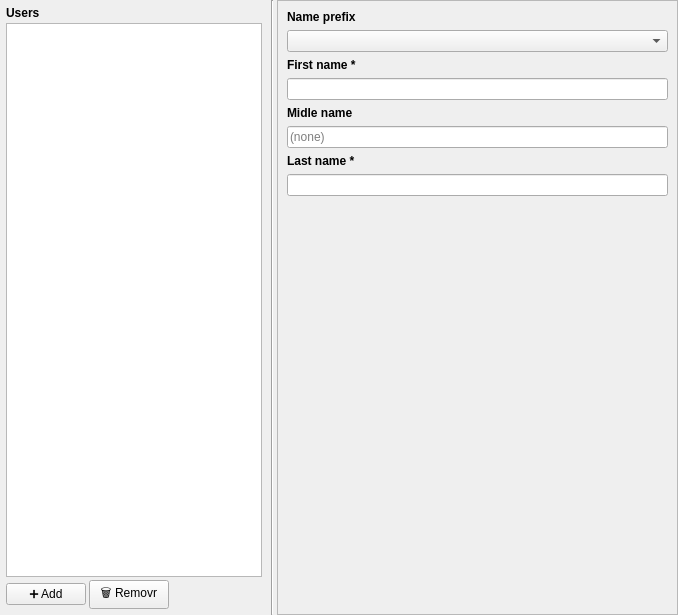
Qt form DRLS_src/client/src/tabs/UsersTab.ui (fmarkyy98/DRLS) before a commit.
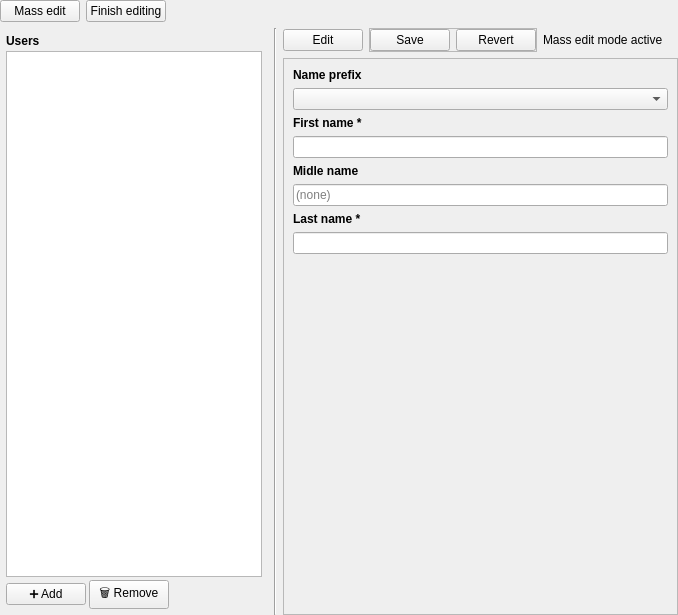
The same form after that commit.

Patch:
```diff
--- a/DRLS_src/client/src/tabs/UsersTab.ui
+++ b/DRLS_src/client/src/tabs/UsersTab.ui
@@ -13,10 +13,7 @@
   <property name="windowTitle">
    <string>Form</string>
   </property>
-  <layout class="QHBoxLayout" name="horizontalLayout" stretch="0,0,1">
-   <property name="spacing">
-    <number>3</number>
-   </property>
+  <layout class="QGridLayout" name="gridLayout" columnstretch="0,0,1">
    <property name="leftMargin">
     <number>0</number>
    </property>
@@ -29,82 +26,11 @@
    <property name="bottomMargin">
     <number>0</number>
    </property>
-   <item>
-    <widget class="QFrame" name="usersFrame">
-     <layout class="QVBoxLayout" name="verticalLayout_2">
-      <property name="spacing">
-       <number>3</number>
-      </property>
-      <property name="leftMargin">
-       <number>6</number>
-      </property>
-      <property name="topMargin">
-       <number>6</number>
-      </property>
-      <property name="rightMargin">
-       <number>6</number>
-      </property>
-      <property name="bottomMargin">
-       <number>6</number>
-      </property>
-      <item>
-       <widget class="QLabel" name="listLabel">
-        <property name="font">
-         <font>
-          <bold>true</bold>
-         </font>
-        </property>
-        <property name="text">
-         <string>Users</string>
-        </property>
-       </widget>
-      </item>
-      <item>
-       <widget class="QListWidget" name="listWidget"/>
-      </item>
-      <item>
-       <layout class="QHBoxLayout" name="toolButtonLayout">
-        <item>
-         <widget class="QPushButton" name="addButton">
-          <property name="text">
-           <string>➕ Add</string>
-          </property>
-         </widget>
-        </item>
-        <item>
-         <widget class="QPushButton" name="removeButton">
-          <property name="text">
-           <string>🗑️ Removr</string>
-          </property>
-         </widget>
-        </item>
-        <item>
-         <spacer name="horizontalSpacer">
-          <property name="orientation">
-           <enum>Qt::Horizontal</enum>
-          </property>
-          <property name="sizeHint" stdset="0">
-           <size>
-            <width>40</width>
-            <height>20</height>
-           </size>
-          </property>
-         </spacer>
-        </item>
-       </layout>
-      </item>
-     </layout>
-    </widget>
-   </item>
-   <item>
-    <widget class="Line" name="line">
-     <property name="orientation">
-      <enum>Qt::Vertical</enum>
-     </property>
-    </widget>
-   </item>
-   <item>
+   <item row="2" column="2">
     <widget class="QFrame" name="detailsFrame">
+     <property name="enabled">
+      <bool>true</bool>
+     </property>
      <property name="frameShape">
       <enum>QFrame::StyledPanel</enum>
      </property>
@@ -129,6 +55,11 @@
         <property name="placeholderText">
          <string>(none)</string>
         </property>
+        <item>
+         <property name="text">
+          <string>(none)</string>
+         </property>
+        </item>
         <item>
          <property name="text">
           <string>Mr.</string>
@@ -241,6 +172,180 @@
      </layout>
     </widget>
    </item>
+   <item row="0" column="0" colspan="3">
+    <layout class="QHBoxLayout" name="horizontalLayout_2">
+     <item>
+      <widget class="QPushButton" name="massEditButton">
+       <property name="text">
+        <string>Mass edit</string>
+       </property>
+      </widget>
+     </item>
+     <item>
+      <widget class="QPushButton" name="finishMassEditButton">
+       <property name="text">
+        <string>Finish editing</string>
+       </property>
+      </widget>
+     </item>
+     <item>
+      <spacer name="horizontalSpacer_2">
+       <property name="orientation">
+        <enum>Qt::Horizontal</enum>
+       </property>
+       <property name="sizeHint" stdset="0">
+        <size>
+         <width>40</width>
+         <height>20</height>
+        </size>
+       </property>
+      </spacer>
+     </item>
+    </layout>
+   </item>
+   <item row="1" column="2">
+    <layout class="QHBoxLayout" name="horizontalLayout_3">
+     <item>
+      <widget class="QPushButton" name="editButton">
+       <property name="text">
+        <string>Edit</string>
+       </property>
+      </widget>
+     </item>
+     <item>
+      <widget class="QFrame" name="saveFrame">
+       <property name="frameShape">
+        <enum>QFrame::StyledPanel</enum>
+       </property>
+       <property name="frameShadow">
+        <enum>QFrame::Raised</enum>
+       </property>
+       <layout class="QHBoxLayout" name="horizontalLayout_4">
+        <property name="leftMargin">
+         <number>0</number>
+        </property>
+        <property name="topMargin">
+         <number>0</number>
+        </property>
+        <property name="rightMargin">
+         <number>0</number>
+        </property>
+        <property name="bottomMargin">
+         <number>0</number>
+        </property>
+        <item>
+         <widget class="QPushButton" name="saveButton">
+          <property name="text">
+           <string>Save</string>
+          </property>
+         </widget>
+        </item>
+        <item>
+         <widget class="QPushButton" name="revertButton">
+          <property name="text">
+           <string>Revert</string>
+          </property>
+         </widget>
+        </item>
+       </layout>
+      </widget>
+     </item>
+     <item>
+      <widget class="QLabel" name="massEditLabel">
+       <property name="text">
+        <string>Mass edit mode active</string>
+       </property>
+      </widget>
+     </item>
+     <item>
+      <spacer name="horizontalSpacer_3">
+       <property name="orientation">
+        <enum>Qt::Horizontal</enum>
+       </property>
+       <property name="sizeHint" stdset="0">
+        <size>
+         <width>40</width>
+         <height>20</height>
+        </size>
+       </property>
+      </spacer>
+     </item>
+    </layout>
+   </item>
+   <item row="1" column="1" rowspan="2">
+    <widget class="Line" name="line">
+     <property name="orientation">
+      <enum>Qt::Vertical</enum>
+     </property>
+    </widget>
+   </item>
+   <item row="1" column="0" rowspan="2">
+    <widget class="QFrame" name="usersFrame">
+     <layout class="QVBoxLayout" name="verticalLayout_2" stretch="0,0,0">
+      <property name="spacing">
+       <number>3</number>
+      </property>
+      <property name="leftMargin">
+       <number>6</number>
+      </property>
+      <property name="topMargin">
+       <number>6</number>
+      </property>
+      <property name="rightMargin">
+       <number>6</number>
+      </property>
+      <property name="bottomMargin">
+       <number>6</number>
+      </property>
+      <item>
+       <widget class="QLabel" name="listLabel">
+        <property name="font">
+         <font>
+          <bold>true</bold>
+         </font>
+        </property>
+        <property name="text">
+         <string>Users</string>
+        </property>
+       </widget>
+      </item>
+      <item>
+       <widget class="QListWidget" name="listWidget"/>
+      </item>
+      <item>
+       <layout class="QHBoxLayout" name="toolButtonLayout">
+        <item>
+         <widget class="QPushButton" name="addButton">
+          <property name="text">
+           <string>➕ Add</string>
+          </property>
+         </widget>
+        </item>
+        <item>
+         <widget class="QPushButton" name="removeButton">
+          <property name="text">
+           <string>🗑️ Remove</string>
+          </property>
+         </widget>
+        </item>
+        <item>
+         <spacer name="horizontalSpacer">
+          <property name="orientation">
+           <enum>Qt::Horizontal</enum>
+          </property>
+          <property name="sizeHint" stdset="0">
+           <size>
+            <width>40</width>
+            <height>20</height>
+           </size>
+          </property>
+         </spacer>
+        </item>
+       </layout>
+      </item>
+     </layout>
+    </widget>
+   </item>
   </layout>
  </widget>
  <resources/>
```
Left out of the diff: 16 changed lines with no effect on the pictures.
